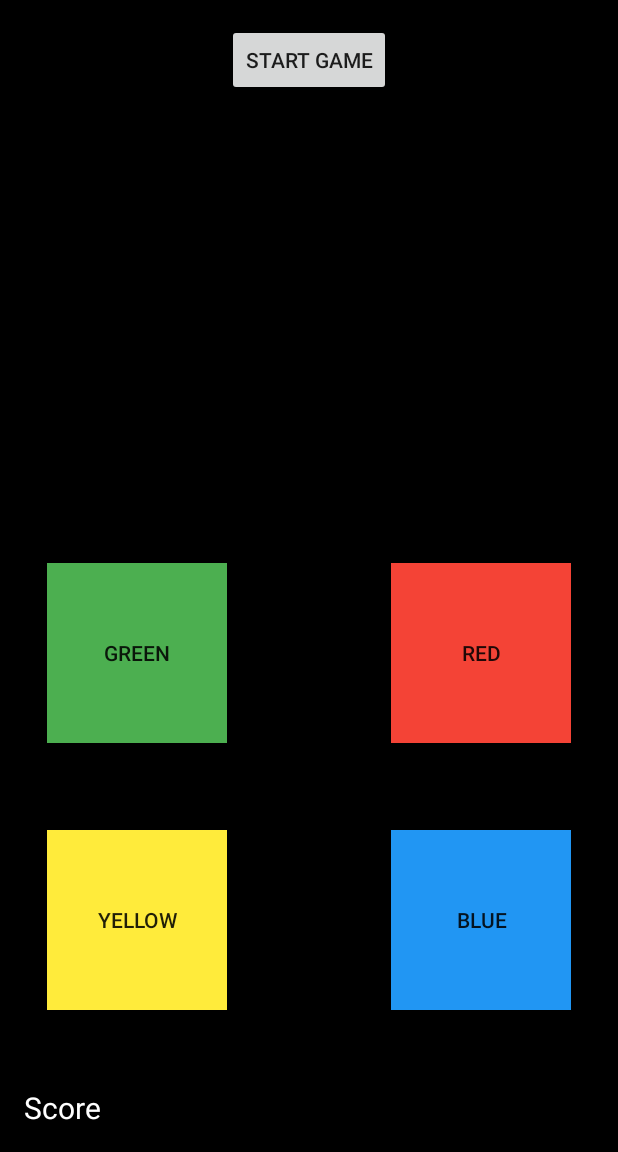
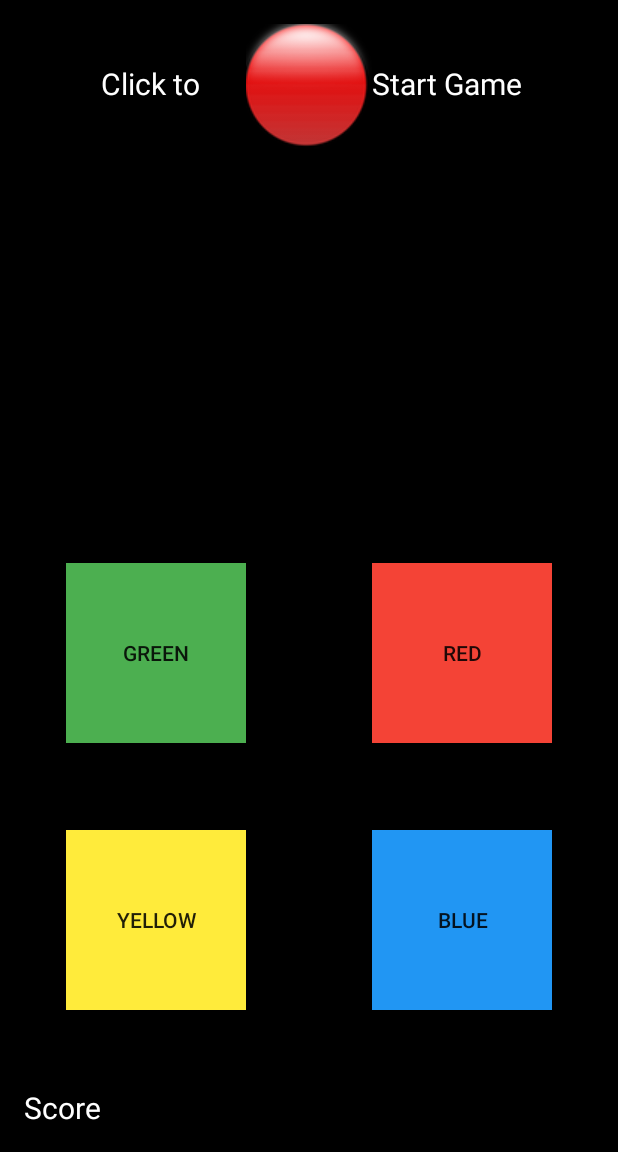
Before and after one commit to tbcrozier/Assignment2Simon, an Android app: the GameActivity screen opened directly, with no data from a screen before it, on a phone screen of 412 x 824 dp, the part 84-1236 px from its top. Run offline under Robolectric (Android 15) with nearby library versions, the phone set to English and light mode, and no system bars.

Commit message:
Adding red start button to git again

```diff
--- a/app/src/main/res/layout-land/activity_game.xml
+++ b/app/src/main/res/layout-land/activity_game.xml
@@ -11,46 +11,48 @@
         android:paddingTop="@dimen/activity_vertical_margin"
         tools:context="com.davidroach.assignment2simon.Start">
 
+    <TextView
+        android:text="@string/start_game"
+        android:layout_width="wrap_content"
+        android:layout_height="wrap_content"
+        android:id="@+id/start_game_tv"
+        android:textColor="@android:color/white"
+        android:textSize="22sp"
+        android:layout_alignBottom="@+id/startGameButton"
+        android:layout_alignEnd="@+id/red_button"
+        android:layout_marginEnd="13dp"
+        android:layout_marginBottom="25dp" />
+
+    <TextView
+        android:text="@string/click"
+        android:layout_width="wrap_content"
+        android:layout_height="wrap_content"
+        android:id="@+id/click_to_tv"
+        android:textColor="@android:color/white"
+        android:textSize="22sp"
+        android:layout_alignTop="@+id/start_game_tv"
+        android:layout_alignStart="@+id/green_button"
+        android:layout_marginStart="22dp" />
+
+    <ImageButton
+        android:layout_height="wrap_content"
+        android:src="@drawable/red_butto"
+        android:background="@color/colorBlack"
+        android:id="@+id/startGameButton"
+        android:layout_width="wrap_content"
+        android:layout_alignParentTop="true"
+        android:layout_centerHorizontal="true" />
+
     <Button
         android:text="@string/blue_color"
         android:background="@color/colorBlue"
         android:layout_width="wrap_content"
         android:layout_height="wrap_content"
-            android:layout_alignEnd="@+id/red_button"
         android:id="@+id/blue_button"
-            android:layout_alignTop="@+id/yellow_button"
         android:minHeight="80dp"
-            android:minWidth="180dp" />
-
-        <Button
-            android:text="@string/red_color"
-            android:background="@color/colorRed"
-            android:layout_width="wrap_content"
-            android:layout_height="wrap_content"
-            android:layout_marginEnd="50dp"
-            android:id="@+id/red_button"
-            android:layout_alignBaseline="@+id/green_button"
-            android:layout_alignBottom="@+id/green_button"
-            android:layout_alignParentEnd="true"
-            android:minHeight="80dp"
-            android:minWidth="180dp" />
-
-        <Button
-            android:text="@string/start_game"
-            android:layout_width="wrap_content"
-            android:layout_height="wrap_content"
-            android:layout_centerHorizontal="true"
-            android:id="@+id/startGameButton"
-            android:layout_alignParentTop="true" />
-
-        <TextView
-            android:text="@string/score"
-            android:layout_width="wrap_content"
-            android:layout_height="wrap_content"
-            android:id="@+id/score_tv"
-            android:textSize="20sp"
+        android:minWidth="180dp"
         android:layout_alignParentBottom="true"
-            android:layout_alignParentStart="true" />
+        android:layout_alignStart="@+id/red_button" />
 
     <Button
         android:text="@string/yellow_color"
@@ -60,7 +62,7 @@
         android:id="@+id/yellow_button"
         android:minHeight="80dp"
         android:minWidth="180dp"
-        android:layout_above="@+id/score_tv"
+        android:layout_alignParentBottom="true"
         android:layout_alignStart="@+id/green_button" />
 
     <Button
@@ -71,7 +73,31 @@
         android:id="@+id/green_button"
         android:minHeight="80dp"
         android:minWidth="180dp"
-        android:layout_marginBottom="16dp"
-        android:layout_above="@+id/yellow_button"
+        android:layout_marginStart="26dp"
+        android:layout_centerVertical="true"
         android:layout_toEndOf="@+id/score_tv" />
+
+    <Button
+            android:text="@string/red_color"
+            android:background="@color/colorRed"
+            android:layout_width="wrap_content"
+            android:layout_height="wrap_content"
+        android:id="@+id/red_button"
+        android:minHeight="80dp"
+            android:minWidth="180dp"
+        android:layout_marginStart="38dp"
+        android:layout_alignBaseline="@+id/green_button"
+        android:layout_alignBottom="@+id/green_button"
+        android:layout_toEndOf="@+id/green_button" />
+
+    <TextView
+            android:text="@string/score"
+            android:layout_width="wrap_content"
+            android:layout_height="wrap_content"
+            android:id="@+id/score_tv"
+            android:textSize="20sp"
+        android:textColor="@android:color/white"
+        android:layout_alignParentTop="true"
+        android:layout_alignParentStart="true" />
+
 </RelativeLayout>
--- a/app/src/main/res/layout/activity_about.xml
+++ b/app/src/main/res/layout/activity_about.xml
@@ -83,8 +83,6 @@
 
     </LinearLayout>
 
-
-
     <!--This layout does bottom horizontal colorful frame edging-->
     <LinearLayout
         android:orientation="horizontal"
@@ -162,8 +160,6 @@
         </LinearLayout>
 
     </LinearLayout>
-
-
 
     <!--This layout does bottom horizontal colorful frame edging-->
     <LinearLayout
--- a/app/src/main/res/layout/activity_game.xml
+++ b/app/src/main/res/layout/activity_game.xml
@@ -22,13 +22,15 @@
         android:minHeight="120dp"
         android:minWidth="120dp" />
 
-    <Button
-        android:text="@string/start_game"
-        android:layout_width="wrap_content"
+
+    <ImageButton
         android:layout_height="wrap_content"
+        android:src="@drawable/red_butto"
+        android:background="@color/colorBlack"
         android:layout_centerHorizontal="true"
         android:id="@+id/startGameButton"
-        android:layout_alignParentTop="true" />
+        android:layout_width="wrap_content" />
+
 
     <TextView
         android:text="@string/score"
@@ -76,4 +78,25 @@
         android:layout_alignBottom="@+id/green_button"
         android:layout_toEndOf="@+id/startGameButton" />
 
+    <TextView
+        android:text="@string/click"
+        android:layout_width="wrap_content"
+        android:layout_height="wrap_content"
+        android:id="@+id/click_to_tv"
+        android:textColor="@android:color/white"
+        android:textSize="20sp"
+        android:layout_alignTop="@+id/start_game_tv"
+        android:layout_toEndOf="@+id/score_tv" />
+
+    <TextView
+        android:text="@string/start_game"
+        android:layout_width="wrap_content"
+        android:layout_height="wrap_content"
+        android:id="@+id/start_game_tv"
+        android:textColor="@android:color/white"
+        android:textSize="20sp"
+        android:layout_marginTop="26dp"
+        android:layout_alignParentTop="true"
+        android:layout_toEndOf="@+id/startGameButton" />
+
 </RelativeLayout>
--- a/app/src/main/res/values/strings.xml
+++ b/app/src/main/res/values/strings.xml
@@ -26,5 +26,6 @@
 <string name="start_game_title">Simon</string>
 <string name="start_game">Start Game</string>
 <string name="score">Score</string>
+<string name="click">Click to </string>
 
 </resources>
```
Also changed, not shown: app/src/main/res/drawable/red_butto.png (added). Lines whose indentation alone changed are shown as unchanged.
